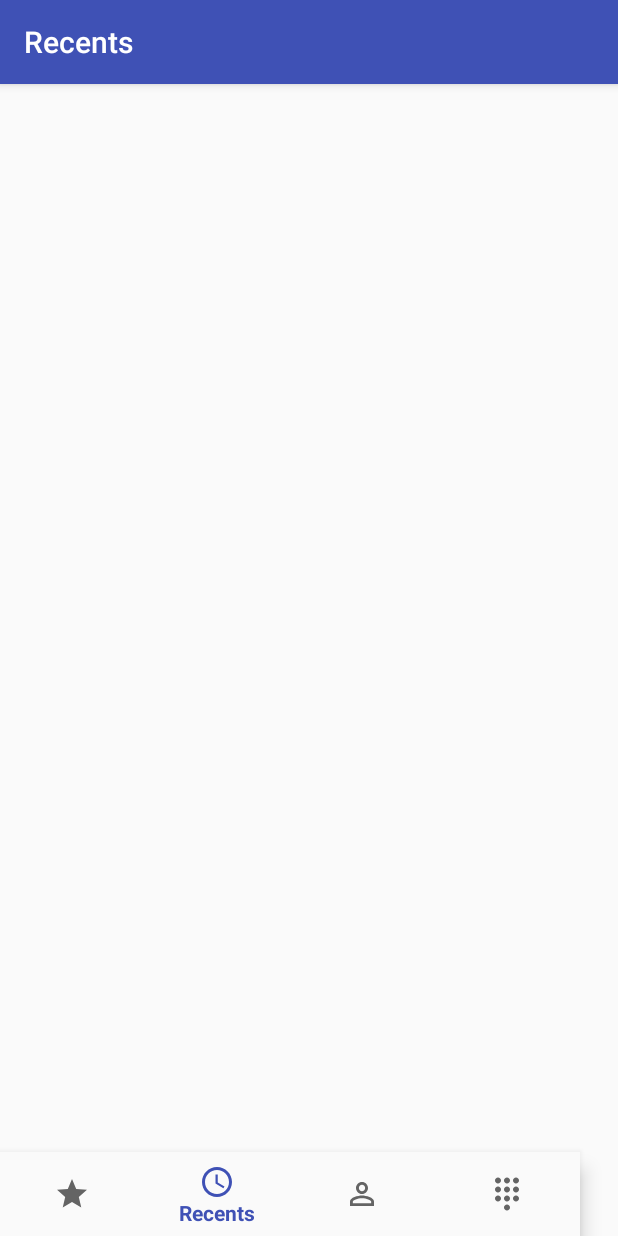
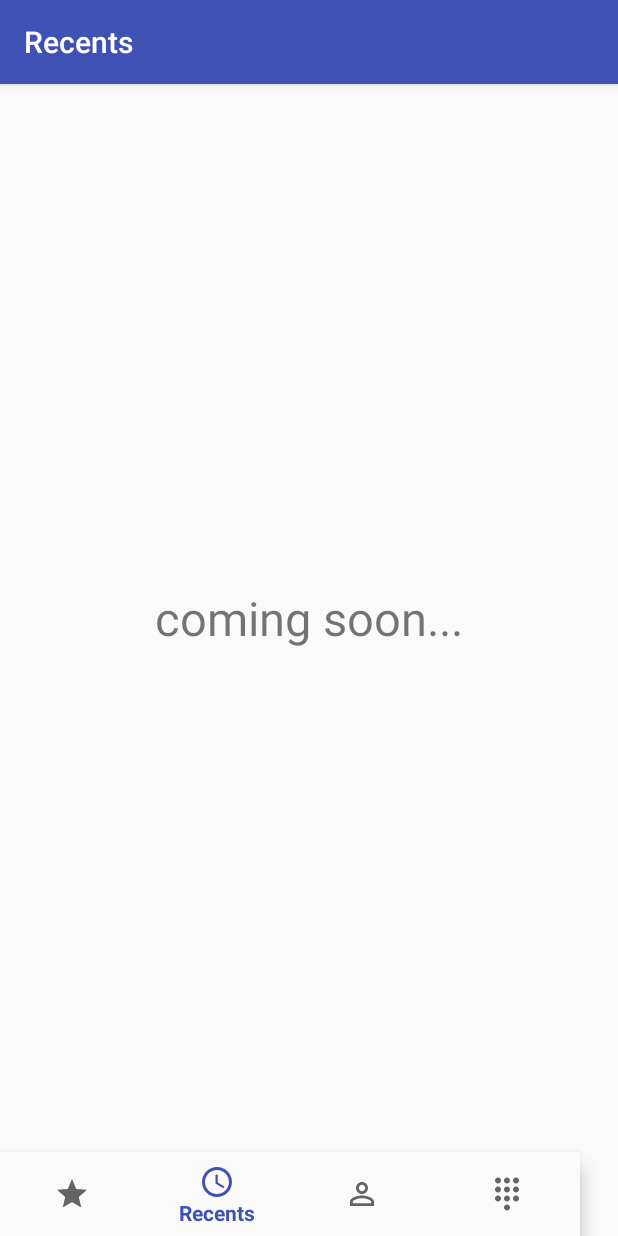
Before and after one commit to iTamilan/android_phone, an Android app: the screen it shows after launch (TabActivity), item 2 of the bottom bar chosen, on a phone screen of 412 x 824 dp. Run offline under Robolectric (Android 15) with nearby library versions, the phone set to English and light mode, and no system bars; 7 statements that could not run were skipped.

Commit message:
Included placeholder view and touch UI's

```diff
--- a/app/src/main/java/com/itamilan/phone/TabActivity.kt
+++ b/app/src/main/java/com/itamilan/phone/TabActivity.kt
@@ -1,42 +1,67 @@
 package com.itamilan.phone
 
+import android.content.Context
 import android.opengl.Visibility
 import android.os.Bundle
 import android.support.design.widget.BottomNavigationView
 import android.support.v7.app.AppCompatActivity
+import android.text.Editable
+import android.text.TextWatcher
 import android.view.View
+import android.view.inputmethod.InputMethodManager
 import android.widget.LinearLayout
 import com.itamilan.phone.view.ContactsView
+import com.itamilan.phone.view.PlaceholderView
 import kotlinx.android.synthetic.main.activity_tab.*
 
 class TabActivity : AppCompatActivity() {
 
-    private var contactsView: ContactsView? = null
+    var contactsView: ContactsView? = null
+    var placeholderView: PlaceholderView? = null
 
     private val mOnNavigationItemSelectedListener = BottomNavigationView.OnNavigationItemSelectedListener { item ->
+        hideKeyboard()
         when (item.itemId) {
+
             R.id.navigation_favourites -> {
                 setUpTootBarTitle(R.string.title_favourites)
-                contactsView?.visibility = View.INVISIBLE
+                enableContactView(false)
                 return@OnNavigationItemSelectedListener true
             }
             R.id.navigation_recents -> {
                 setUpTootBarTitle(R.string.title_recents)
-                contactsView?.visibility = View.INVISIBLE
+                enableContactView(false)
                 return@OnNavigationItemSelectedListener true
             }
             R.id.navigation_contacts -> {
-                contactsView?.visibility = View.VISIBLE
+                enableContactView(true)
                 setUpTootBarTitle(R.string.title_contacts)
                 return@OnNavigationItemSelectedListener true
             }
             R.id.navigation_keypad -> {
-                contactsView?.visibility = View.INVISIBLE
+                enableContactView(false)
                 setUpTootBarTitle(R.string.title_keypad)
                 return@OnNavigationItemSelectedListener true
             }
         }
         return@OnNavigationItemSelectedListener false
+    }
+
+    private fun enableContactView(enable: Boolean) {
+        if(enable) {
+            contactsView?.visibility = View.VISIBLE
+            searchEditText.visibility = View.VISIBLE
+            placeholderView?.visibility = View.GONE
+        } else {
+            contactsView?.visibility = View.GONE
+            searchEditText.visibility = View.GONE
+            placeholderView?.visibility = View.VISIBLE
+        }
+}
+
+    private fun hideKeyboard() {
+        val imm= getSystemService(Context.INPUT_METHOD_SERVICE) as InputMethodManager
+        imm.hideSoftInputFromWindow(searchEditText.windowToken, 0)
     }
 
     override fun onCreate(savedInstanceState: Bundle?) {
@@ -45,7 +70,14 @@ class TabActivity : AppCompatActivity() {
 
         contactsView = ContactsView(this)
         container.addView(contactsView)
-        contactsView?.refreshContacts()
+
+        placeholderView = PlaceholderView(this)
+        container.addView(placeholderView)
+
+        contactsView?.refreshContacts("")
+        enableContactView(true)
+
+        searchEditText.addTextChangedListener(MyTextWatcher(contactsView))
 
         navigation.selectedItemId = R.id.navigation_contacts
         setUpTootBarTitle(R.string.title_recents)
@@ -56,4 +88,26 @@ class TabActivity : AppCompatActivity() {
     private fun setUpTootBarTitle(id: Int){
         supportActionBar!!.setTitle(id)
     }
+
+    class MyTextWatcher(contactsView: ContactsView?) : TextWatcher {
+
+        private var contactsView: ContactsView?
+
+        init {
+            this.contactsView = contactsView
+        }
+
+        override fun afterTextChanged(s: Editable?) {
+            contactsView?.refreshContacts(s.toString())
+        }
+
+        override fun beforeTextChanged(s: CharSequence?, start: Int, count: Int, after: Int) {
+
+        }
+
+        override fun onTextChanged(s: CharSequence?, start: Int, before: Int, count: Int) {
+
+        }
+
+    }
 }
--- a/app/src/main/java/com/itamilan/phone/model/ContactFilter.kt
+++ b/app/src/main/java/com/itamilan/phone/model/ContactFilter.kt
@@ -40,7 +40,12 @@ class ContactFilter(contacts: ArrayList<Contact>) {
         this.searchString = text
         if(text.length == 0) {
             filteringContacts = ArrayList<Contact>()
-            filteringContacts.addAll(contacts)
+            for (contact in contacts) {
+                if (contact.numbers.size < 1) {
+                    continue
+                }
+                filteringContacts.add(contact)
+            }
         }
         filteredContacts = filteringContacts
         return filteringContacts
--- a/app/src/main/java/com/itamilan/phone/view/ContactsView.kt
+++ b/app/src/main/java/com/itamilan/phone/view/ContactsView.kt
@@ -33,10 +33,10 @@ class ContactsView(context: Context) : LinearLayout(context) {
         recyclerView.adapter = contactsAdapter
     }
 
-    fun refreshContacts() {
+    fun refreshContacts(searchText: String) {
         contacts = ContactFetcher(context).fetchAll()
 
-        val filetersContacts: ArrayList<Contact> = ContactFilter(contacts).fileterContacts("ohit")
+        val filetersContacts: ArrayList<Contact> = ContactFilter(contacts).fileterContacts(searchText.trim())
 
         contactsAdapter?.updateData(filetersContacts)
     }
--- /dev/null
+++ b/app/src/main/java/com/itamilan/phone/view/PlaceholderView.kt
@@ -0,0 +1,20 @@
+package com.itamilan.phone.view
+
+import android.content.Context
+import android.view.LayoutInflater
+import android.view.View
+import android.widget.LinearLayout
+import com.itamilan.phone.R
+
+class PlaceholderView(context: Context): LinearLayout(context) {
+    private val layoutInflator: LayoutInflater = context.getSystemService(Context.LAYOUT_INFLATER_SERVICE) as LayoutInflater
+
+    init {
+        setUpView()
+    }
+
+    private fun setUpView() {
+        layoutInflator.inflate(R.layout.view_placeholder,this)
+    }
+
+}
--- a/app/src/main/res/layout/activity_tab.xml
+++ b/app/src/main/res/layout/activity_tab.xml
@@ -7,12 +7,24 @@
     android:orientation="vertical"
     tools:context=".TabActivity">
 
-    <LinearLayout
+    <FrameLayout
         android:id="@+id/container"
         android:layout_width="match_parent"
         android:layout_height="0dp"
         android:layout_weight="1"
         android:orientation="vertical" />
+
+    <EditText
+        android:id="@+id/searchEditText"
+        android:layout_width="match_parent"
+        android:layout_height="60dp"
+        android:layout_margin="2dp"
+        android:maxLines="1"
+        android:imeOptions="actionDone"
+        android:hint="@string/type_here_to_search"
+        android:text=""
+        android:textColor="@android:color/holo_blue_dark"
+        android:textSize="20sp" />
 
     <android.support.design.widget.BottomNavigationView
         android:id="@+id/navigation"
--- /dev/null
+++ b/app/src/main/res/layout/view_placeholder.xml
@@ -0,0 +1,13 @@
+<?xml version="1.0" encoding="utf-8"?>
+<LinearLayout xmlns:android="http://schemas.android.com/apk/res/android"
+    android:layout_width="match_parent"
+    android:layout_height="match_parent">
+
+    <TextView
+        android:layout_width="match_parent"
+        android:layout_height="match_parent"
+        android:gravity="center"
+        android:textSize="14pt"
+        android:text="@string/coming_soon"/>
+
+</LinearLayout>
--- a/app/src/main/res/values/strings.xml
+++ b/app/src/main/res/values/strings.xml
@@ -1,8 +1,10 @@
 <resources>
     <string name="app_name">தமிழ்</string>
+    <string name="coming_soon">coming soon...</string>
     <string name="title_contacts">Contacts</string>
     <string name="title_favourites">Favourites</string>
-    <string name="title_keypad">Contacts</string>
+    <string name="title_keypad">Keypad</string>
     <string name="title_more">More</string>
     <string name="title_recents">Recents</string>
+    <string name="type_here_to_search">Type here to search</string>
 </resources>
```
Also changed, not shown: 1 other file.
